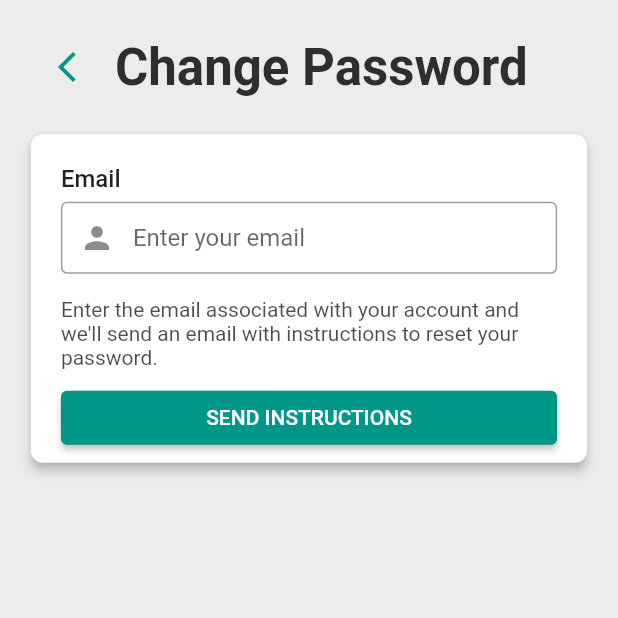
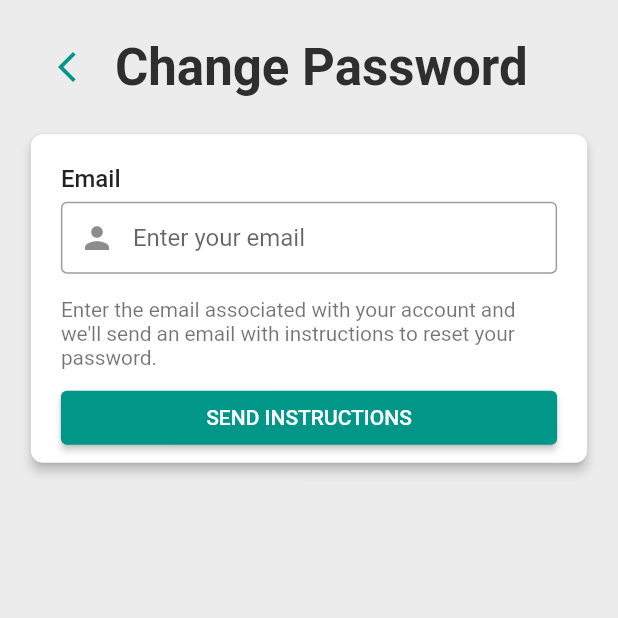
Before and after one commit to TomasKopunec/smart_receipts, a Flutter app: the AuthenticationScreen screen opened directly, after a tap on "SIGN UP", after a tap on "LOGIN", after a tap on "Forgot password?", on a phone screen of 412 x 824 dp, the top half of it. Run offline on Flutter 3.47's test engine with Material 2 defaults, Android fonts, the phone set to English and light mode, and no system bars; our stand-ins replace flutter_slidable, persistent_bottom_nav_bar, shared_preferences; accounts and stored records are empty.

Commit message:
Authentication UI finished

```diff
--- a/lib/main.dart
+++ b/lib/main.dart
@@ -1,11 +1,13 @@
 import 'package:flutter/material.dart';
 import 'package:flutter/services.dart';
 import 'package:provider/provider.dart';
+import 'package:smart_receipts/providers/auth/auth_provider.dart';
 import 'package:smart_receipts/providers/screen_provider.dart.dart';
 import 'package:smart_receipts/screens/auth/authentication_screen.dart';
 import 'package:smart_receipts/providers/receipts_provider.dart';
 import 'package:smart_receipts/providers/settings/settings_provider.dart';
 import 'package:smart_receipts/screens/playgroundScreen.dart';
+import 'package:smart_receipts/screens/tab_control/tabs_scaffold.dart';
 
 void main() {
   WidgetsFlutterBinding.ensureInitialized();
@@ -23,12 +25,13 @@ class Main extends StatelessWidget {
   Widget build(BuildContext context) {
     return MultiProvider(
         providers: [
+          ChangeNotifierProvider.value(value: AuthProvider()),
           ChangeNotifierProvider.value(value: ScreenProvider()),
           ChangeNotifierProvider.value(value: ReceiptsProvider()),
           ChangeNotifierProvider.value(value: SettingsProvider()),
         ],
-      child: Consumer<SettingsProvider>(
-        builder: (_, settings, child) {
+        child: Consumer2<SettingsProvider, AuthProvider>(
+          builder: (context, settings, auth, child) {
             return MaterialApp(
               title: 'Flutter Demo',
               debugShowCheckedModeBanner: false,
@@ -38,7 +41,8 @@ class Main extends StatelessWidget {
               theme: ThemeData(
                 primarySwatch: Colors.teal,
                 visualDensity: VisualDensity.adaptivePlatformDensity,
-              scaffoldBackgroundColor: const Color.fromARGB(255, 236, 236, 236),
+                scaffoldBackgroundColor:
+                    const Color.fromARGB(255, 236, 236, 236),
                 indicatorColor: const Color.fromARGB(255, 46, 46, 46),
               ),
               darkTheme: ThemeData.dark().copyWith(
@@ -47,12 +51,11 @@ class Main extends StatelessWidget {
                 scaffoldBackgroundColor: const Color.fromARGB(255, 34, 34, 34),
                 indicatorColor: const Color.fromARGB(255, 236, 236, 236),
               ),
-            home: AuthenticationScreen(), // const TabsScaffold(),
+              home: auth.signedIn ? TabsScaffold() : AuthenticationScreen(),
               routes: getRoutes(),
             );
           },
-      ),
-    );
+        ));
   }
 
   Map<String, Widget Function(BuildContext)> getRoutes() {
--- /dev/null
+++ b/lib/providers/auth/auth_provider.dart
@@ -0,0 +1,36 @@
+import 'package:flutter/cupertino.dart';
+
+class AuthProvider with ChangeNotifier {
+  bool _isSignedIn = false;
+
+  /* Digital Only */
+  bool get signedIn {
+    return _isSignedIn;
+  }
+
+  Future<bool> signIn(String username, String password) {
+    return Future.delayed(Duration(milliseconds: 500)).then((value) {
+      _isSignedIn = true;
+      notifyListeners();
+      return true;
+    }).onError((error, stackTrace) {
+      return false;
+    });
+  }
+
+  Future<bool> signOut() {
+    return Future.delayed(Duration(milliseconds: 500)).then((value) {
+      _isSignedIn = false;
+      notifyListeners();
+      return true;
+    }).onError((error, stackTrace) {
+      return false;
+    });
+  }
+
+  Future<bool> changePassword(String email) {
+    return Future.delayed(Duration(seconds: 1)).then((value) {
+      return true;
+    }).onError((error, stackTrace) => false);
+  }
+}
--- a/lib/screens/auth/auth_section_builder.dart
+++ b/lib/screens/auth/auth_section_builder.dart
@@ -1,12 +1,13 @@
 import 'package:flutter/material.dart';
 
-enum InputFieldType { email, password }
+enum InputFieldType { email, password, repPassword }
 
 class AuthSectionBuilder {
   final List<Widget> _widgets = [];
   Widget? _subsection;
 
   TextFormField getTextFormField({
+    required bool isRegistering,
     required InputFieldType type,
     required TextEditingController controller,
     required String hintText,
@@ -14,38 +15,47 @@ class AuthSectionBuilder {
     bool obscureText = false;
     Icon? prefixIcon;
     String? Function(String?)? validator = (val) => null;
+    String? helper;
 
     switch (type) {
       case InputFieldType.email:
         prefixIcon = const Icon(Icons.person);
         validator = ((val) {
-          if (val == null || val.isEmpty) {
-            return "Please enter your email";
-          }
-          if (!RegExp(
-                  r"^[a-zA-Z0-9.a-zA-Z0-9.!#$%&'*+-/=?^_`{|}~]+@[a-zA-Z0-9]+\.[a-zA-Z]+")
-              .hasMatch(val)) {
-            return "Please enter a valid email";
-          }
+          // if (val == null || val.isEmpty) {
+          //   return "Please enter your email";
+          // }
+          // if (!RegExp(
+          //         r"^[a-zA-Z0-9.a-zA-Z0-9.!#$%&'*+-/=?^_`{|}~]+@[a-zA-Z0-9]+\.[a-zA-Z]+")
+          //     .hasMatch(val)) {
+          //   return "Please enter a valid email";
+          // }
           return null;
         });
+        if (isRegistering) {
+          helper = "Must be a valid email.";
+        }
         break;
       case InputFieldType.password:
+      case InputFieldType.repPassword:
         obscureText = true;
         prefixIcon = const Icon(Icons.key);
         validator = ((val) {
-          if (val == null || val.isEmpty) {
-            return "Please enter your password";
-          }
-          if (val.length < 8) {
-            return "Password must have at least 8 characters";
-          }
-          if (val.length > 24) {
-            return "The maximum password length is 24 characters";
-          }
+          // if (val == null || val.isEmpty) {
+          //   return "Please enter your password";
+          // }
+          // if (val.length < 8) {
+          //   return "Password must have at least 8 characters";
+          // }
           return null;
         });
+        if (isRegistering) {
+          helper = "Must be at least 8 characters.";
+        }
         break;
+    }
+
+    if (type == InputFieldType.repPassword) {
+      helper = "Both passwords must match.";
     }
 
     return TextFormField(
@@ -53,6 +63,7 @@ class AuthSectionBuilder {
       obscureText: obscureText,
       decoration: InputDecoration(
         prefixIcon: prefixIcon,
+        helperText: helper,
         border: const OutlineInputBorder(),
         hintText: hintText,
         contentPadding: const EdgeInsets.symmetric(horizontal: 10),
@@ -62,6 +73,7 @@ class AuthSectionBuilder {
   }
 
   AuthSectionBuilder withInput(
+      bool isRegistering,
       InputFieldType fieldType,
       TextEditingController controller,
       BuildContext context,
@@ -82,7 +94,10 @@ class AuthSectionBuilder {
           ),
           const SizedBox(height: 6),
           getTextFormField(
-              type: fieldType, controller: controller, hintText: hintText),
+              isRegistering: isRegistering,
+              type: fieldType,
+              controller: controller,
+              hintText: hintText),
         ],
       ),
     ));
@@ -95,14 +110,21 @@ class AuthSectionBuilder {
     return this;
   }
 
-  AuthSectionBuilder withButton(String title, Function func) {
+  AuthSectionBuilder withButton(bool isLoading, String title, Function func) {
     _widgets.add(SizedBox(
       width: double.infinity,
       child: ElevatedButton(
           onPressed: () {
             func();
           },
-          child: Text(title)),
+          child: isLoading
+              ? Transform.scale(
+                  scale: 0.675,
+                  child: const CircularProgressIndicator(
+                    color: Colors.white,
+                  ),
+                )
+              : Text(title)),
     ));
     return this;
   }
--- a/lib/screens/auth/authentication_screen.dart
+++ b/lib/screens/auth/authentication_screen.dart
@@ -32,7 +32,9 @@ class _AuthenticationScreenState extends State<AuthenticationScreen> {
   @override
   Widget build(BuildContext context) {
     return Scaffold(
-        body: Padding(
+        body: SingleChildScrollView(
+      physics: const BouncingScrollPhysics(),
+      child: Padding(
           padding: EdgeInsets.only(top: SizeHelper.getTopPadding(context)),
           child: Padding(
             padding: EdgeInsets.symmetric(
@@ -45,12 +47,12 @@ class _AuthenticationScreenState extends State<AuthenticationScreen> {
                 getScreen(_state),
               ],
             ),
-            )));
+          )),
+    ));
   }
 
   Widget getHeader() {
     final textWidget = Container(
-      //  color: Colors.blue.withOpacity(0.2),
       padding: EdgeInsets.only(
         top: SizeHelper.getScreenHeight(context) * 0.03,
         bottom: SizeHelper.getScreenHeight(context) * 0.03,
@@ -74,7 +76,7 @@ class _AuthenticationScreenState extends State<AuthenticationScreen> {
             onPressed: () => changeScreen(AuthState.login),
             icon: const Icon(Icons.arrow_back_ios_new),
             color: Theme.of(context).primaryColor),
-          const  SizedBox(width: 8),
+        const SizedBox(width: 8),
         textWidget,
       ],
     );
--- a/lib/screens/auth/change_password.dart
+++ b/lib/screens/auth/change_password.dart
@@ -1,5 +1,9 @@
 import 'package:flutter/material.dart';
+import 'package:provider/provider.dart';
+import 'package:smart_receipts/helpers/size_helper.dart';
+import 'package:smart_receipts/providers/auth/auth_provider.dart';
 
+import '../../utils/snackbar_builder.dart';
 import 'auth_section_builder.dart';
 import 'authentication_screen.dart';
 
@@ -13,6 +17,7 @@ class ChangePassword extends StatefulWidget {
 }
 
 class _ChangePasswordState extends State<ChangePassword> {
+  bool _isLoading = false;
   final _formKey = GlobalKey<FormState>();
 
   final TextEditingController emailController = TextEditingController();
@@ -25,10 +30,13 @@ class _ChangePasswordState extends State<ChangePassword> {
 
   @override
   Widget build(BuildContext context) {
+    return Consumer<AuthProvider>(
+      builder: (ctx, auth, _) {
         return Form(
             key: _formKey,
             child: AuthSectionBuilder()
                 .withInput(
+                  false,
                   InputFieldType.email,
                   emailController,
                   context,
@@ -40,21 +48,42 @@ class _ChangePasswordState extends State<ChangePassword> {
                   child: Container(
                     width: double.infinity,
                     child: Text(
-                    style: TextStyle(
+                        style: Theme.of(context).textTheme.caption!.copyWith(
                             fontWeight: FontWeight.w400,
-                        color: Colors.black.withOpacity(0.7)),
+                            fontSize: SizeHelper.getFontSize(context,
+                                size: FontSize.regularSmall)),
                         "Enter the email associated with your account and we'll send an email with instructions to reset your password."),
                   ),
                 ))
-            .withButton("SEND INSTRUCTIONS", () {
+                .withButton(_isLoading, "SEND INSTRUCTIONS", () async {
               if (!_formKey.currentState!.validate()) {
                 return;
               }
 
               final email = emailController.text;
 
+              setState(() {
+                _isLoading = true;
+              });
+
+              final result = await auth.changePassword("email");
+
+              setState(() {
+                _isLoading = false;
+              });
+
+              AppSnackBar.show(
+                  context,
+                  AppSnackBarBuilder()
+                      .withText(result
+                          ? "Instructions have been successfully sent to the email."
+                          : "Error occured when changing password.")
+                      .withDuration(const Duration(seconds: 5)));
+
               // TODO handle backend change password
               print("[API] Change Password ($email)");
             }).build());
+      },
+    );
   }
 }
--- a/lib/screens/auth/login.dart
+++ b/lib/screens/auth/login.dart
@@ -1,5 +1,8 @@
 import 'package:flutter/material.dart';
+import 'package:provider/provider.dart';
+import 'package:smart_receipts/providers/auth/auth_provider.dart';
 
+import '../../utils/snackbar_builder.dart';
 import 'auth_section_builder.dart';
 import 'authentication_screen.dart';
 
@@ -13,6 +16,7 @@ class Login extends StatefulWidget {
 }
 
 class _LoginState extends State<Login> {
+  bool _isLoading = false;
   bool _rememberMe = false;
 
   final _formKey = GlobalKey<FormState>();
@@ -75,26 +79,44 @@ class _LoginState extends State<Login> {
 
   @override
   Widget build(BuildContext context) {
+    return Consumer<AuthProvider>(
+      builder: (ctx, auth, _) {
         return Form(
             key: _formKey,
             child: AuthSectionBuilder()
                 .withInput(
+                  false,
                   InputFieldType.email,
                   emailController,
                   context,
                   "Email",
                   "Enter your email",
                 )
-            .withInput(InputFieldType.password, passwordController, context,
-                "Password", "Enter your password")
+                .withInput(false, InputFieldType.password, passwordController,
+                    context, "Password", "Enter your password")
                 .withWidget(rememberMeCheckbox)
-            .withButton("LOGIN", () {
+                .withButton(_isLoading, "LOGIN", () async {
                   if (!_formKey.currentState!.validate()) {
                     return;
                   }
 
                   final email = emailController.text;
                   final pass = passwordController.text;
+
+                  setState(() {
+                    _isLoading = true;
+                  });
+
+                  final result = await auth.signIn("username", "password");
+
+                  setState(() {
+                    _isLoading = false;
+                  });
+
+                  if (!result) {
+                    AppSnackBar.show(context,
+                        AppSnackBarBuilder().withText("Login failed!"));
+                  }
 
                   // TODO handle backend login
                   print("[API] Login ($email, $pass)");
@@ -122,5 +144,7 @@ class _LoginState extends State<Login> {
                   ],
                 ))
                 .build());
+      },
+    );
   }
 }
--- a/lib/screens/auth/register.dart
+++ b/lib/screens/auth/register.dart
@@ -1,4 +1,6 @@
 import 'package:flutter/material.dart';
+import 'package:provider/provider.dart';
+import 'package:smart_receipts/providers/auth/auth_provider.dart';
 import 'package:smart_receipts/screens/auth/auth_section_builder.dart';
 import 'package:smart_receipts/screens/auth/authentication_screen.dart';
 import 'package:smart_receipts/utils/snackbar_builder.dart';
@@ -13,6 +15,8 @@ class Register extends StatefulWidget {
 }
 
 class _RegisterState extends State<Register> {
+  bool _isLoading = false;
+
   final _formKey = GlobalKey<FormState>();
 
   final TextEditingController emailController = TextEditingController();
@@ -30,21 +34,29 @@ class _RegisterState extends State<Register> {
 
   @override
   Widget build(BuildContext context) {
+    return Consumer<AuthProvider>(
+      builder: (_, auth, child) {
         return Form(
             key: _formKey,
             child: AuthSectionBuilder()
                 .withInput(
+                  true,
                   InputFieldType.email,
                   emailController,
                   context,
                   "Email",
                   "Enter your email",
                 )
-            .withInput(InputFieldType.password, passwordController, context,
-                "Password", "Enter your password")
-            .withInput(InputFieldType.password, repeatPasswordController,
-                context, "Repeat Password", "Enter your password again")
-            .withButton("SIGN UP", () {
+                .withInput(true, InputFieldType.password, passwordController,
+                    context, "Password", "Enter your password")
+                .withInput(
+                    true,
+                    InputFieldType.repPassword,
+                    repeatPasswordController,
+                    context,
+                    "Confirm Password",
+                    "Enter your password again")
+                .withButton(_isLoading, "SIGN UP", () {
                   if (!_formKey.currentState!.validate()) {
                     return;
                   }
@@ -60,6 +72,12 @@ class _RegisterState extends State<Register> {
                             .withDuration(const Duration(seconds: 4)));
                     return;
                   }
+
+                  setState(() {
+                    _isLoading = true;
+                  });
+
+                  auth.signIn("name", "pass");
 
                   // TODO handle backend register
                   print("[API] Register ($email, $pass)");
@@ -86,5 +104,7 @@ class _RegisterState extends State<Register> {
                   ],
                 ))
                 .build());
+      },
+    );
   }
 }
--- a/lib/screens/tabs/all_receipts/all_receipts_screen.dart
+++ b/lib/screens/tabs/all_receipts/all_receipts_screen.dart
@@ -93,8 +93,8 @@ class _AllReceiptsState extends State<AllReceiptsScreen> {
               provider.isSelecting ? 'Cancel' : 'Select',
               style: TextStyle(
                   color: Theme.of(context).primaryColor,
-                  fontSize: SizeHelper.getFontSize(context,
-                      size: FontSize.regularLarge)),
+                  fontSize:
+                      SizeHelper.getFontSize(context, size: FontSize.regular)),
             ));
       },
     );
--- a/lib/screens/tabs/home/home_screen.dart
+++ b/lib/screens/tabs/home/home_screen.dart
@@ -1,9 +1,12 @@
 import 'package:flutter/material.dart';
 import 'package:intl/intl.dart';
+import 'package:provider/provider.dart';
 import 'package:smart_receipts/helpers/size_helper.dart';
+import 'package:smart_receipts/providers/auth/auth_provider.dart';
 import 'package:smart_receipts/screens/tabs/home/recent_receipts.dart';
 import 'package:smart_receipts/screens/tabs/home/sustainability_widget.dart';
 
+import '../../../utils/snackbar_builder.dart';
 import '../../tab_control/abstract_tab_screen.dart';
 
 class HomeScreen extends AbstractTabScreen {
@@ -27,9 +30,12 @@ class HomeScreen extends AbstractTabScreen {
 }
 
 class _HomeScreenState extends State<HomeScreen> {
+  bool _isSigningOut = false;
+
   @override
   Widget build(BuildContext context) {
-    return widget.getScreen(headerBody: headerBody, screenBody: screenBody);
+    return widget.getScreen(
+        headerBody: headerBody, screenBody: screenBody, action: action);
   }
 
   Widget get screenBody {
@@ -37,6 +43,50 @@ class _HomeScreenState extends State<HomeScreen> {
       mainAxisAlignment: MainAxisAlignment.start,
       crossAxisAlignment: CrossAxisAlignment.start,
       children: [const SustainabilityWidget(), const RecentReceipts()],
+    );
+  }
+
+  Widget get action {
+    return Consumer<AuthProvider>(
+      builder: (_, auth, __) {
+        return _isSigningOut
+            ? Padding(
+                padding: EdgeInsets.only(top: 8, right: 8),
+                child: Transform.scale(
+                  scale: 0.75,
+                  child: CircularProgressIndicator(
+                    color: Theme.of(context).primaryColor,
+                  ),
+                ),
+              )
+            : TextButton(
+                style: ButtonStyle(
+                  overlayColor: MaterialStateProperty.all(
+                      Theme.of(context).primaryColor.withOpacity(0.2)),
+                ),
+                onPressed: () async {
+                  setState(() {
+                    _isSigningOut = true;
+                  });
+                  final result = await auth.signOut();
+
+                  setState(() {
+                    _isSigningOut = false;
+                  });
+
+                  if (!result) {
+                    AppSnackBar.show(context,
+                        AppSnackBarBuilder().withText("Login failed!"));
+                  }
+                },
+                child: Text(
+                  'Sign Out',
+                  style: TextStyle(
+                      color: Theme.of(context).primaryColor,
+                      fontSize: SizeHelper.getFontSize(context,
+                          size: FontSize.regular)),
+                ));
+      },
     );
   }
 
```
Lines whose indentation alone changed are shown as unchanged.
